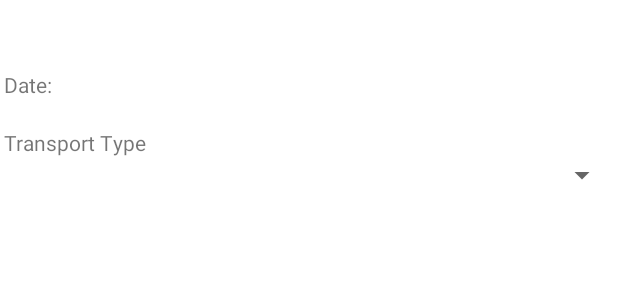
After one commit to dawangk/B07-Planetze, an Android app: the layout fragment_transport_entry.xml on its own in the app's theme, with its tools: preview values and no code run, on a phone screen of 412 x 824 dp. The commit adds this screen. Shown: the top 300 px of the screen. Run offline under Robolectric (Android 15) with nearby library versions, the phone set to English and light mode, and no system bars.

Commit message:
Feature: Added input fields for transport entries

```diff
--- a/app/src/main/res/layout/activity_main.xml
+++ b/app/src/main/res/layout/activity_main.xml
@@ -8,7 +8,7 @@
     tools:context=".MainActivity">
 
     <FrameLayout
-        android:id="@+id/flFragment"
+        android:id="@+id/fragment_container"
         android:layout_width="match_parent"
         android:layout_height="0dp"
         app:layout_constraintBottom_toTopOf="@+id/bottomNavigationView"
--- /dev/null
+++ b/app/src/main/res/layout/fragment_transport_entry.xml
@@ -0,0 +1,125 @@
+<?xml version="1.0" encoding="utf-8"?>
+<androidx.constraintlayout.widget.ConstraintLayout xmlns:android="http://schemas.android.com/apk/res/android"
+    xmlns:app="http://schemas.android.com/apk/res-auto"
+    xmlns:tools="http://schemas.android.com/tools"
+    android:layout_width="match_parent"
+    android:layout_height="match_parent">
+
+    <LinearLayout
+        android:layout_width="409dp"
+        android:layout_height="729dp"
+        android:layout_marginStart="2dp"
+        android:layout_marginBottom="2dp"
+        android:orientation="vertical"
+        app:layout_constraintBottom_toBottomOf="parent"
+        app:layout_constraintEnd_toEndOf="parent"
+        app:layout_constraintStart_toStartOf="parent"
+        app:layout_constraintTop_toTopOf="parent">
+
+        <TextView
+            android:id="@+id/textView5"
+            android:layout_width="match_parent"
+            android:layout_height="wrap_content"
+            android:text="Date:" />
+
+        <TextView
+            android:id="@+id/TransportEntry_Date"
+            android:layout_width="match_parent"
+            android:layout_height="wrap_content" />
+
+        <TextView
+            android:id="@+id/textView6"
+            android:layout_width="match_parent"
+            android:layout_height="wrap_content"
+            android:text="Transport Type" />
+
+        <Spinner
+            android:id="@+id/TransportEntry_TransportType"
+            android:layout_width="match_parent"
+            android:layout_height="wrap_content"
+            android:spinnerMode="dropdown" />
+
+        <LinearLayout
+            android:id="@+id/TransportEntry_CarOption"
+            android:layout_width="match_parent"
+            android:layout_height="121dp"
+            android:orientation="vertical"
+            android:visibility="gone">
+
+            <TextView
+                android:id="@+id/textView7"
+                android:layout_width="match_parent"
+                android:layout_height="wrap_content"
+                android:text="Distance Driven" />
+
+            <EditText
+                android:id="@+id/editTextNumber2"
+                android:layout_width="match_parent"
+                android:layout_height="wrap_content"
+                android:ems="10"
+                android:inputType="number" />
+
+            <TextView
+                android:id="@+id/textView8"
+                android:layout_width="match_parent"
+                android:layout_height="wrap_content"
+                android:text="Car Type" />
+
+            <Spinner
+                android:id="@+id/spinner2"
+                android:layout_width="match_parent"
+                android:layout_height="wrap_content" />
+        </LinearLayout>
+
+        <LinearLayout
+            android:id="@+id/TransportEntry_PublicOption"
+            android:layout_width="match_parent"
+            android:layout_height="83dp"
+            android:orientation="vertical"
+            android:visibility="gone">
+
+            <TextView
+                android:id="@+id/textView10"
+                android:layout_width="match_parent"
+                android:layout_height="wrap_content"
+                android:text="Time on Public Transport" />
+
+            <EditText
+                android:id="@+id/editTextNumber"
+                android:layout_width="match_parent"
+                android:layout_height="wrap_content"
+                android:ems="10"
+                android:inputType="number" />
+
+        </LinearLayout>
+
+        <LinearLayout
+            android:id="@+id/TransportEntry_FlightOption"
+            android:layout_width="match_parent"
+            android:layout_height="84dp"
+            android:orientation="vertical"
+            android:visibility="gone">
+
+            <TextView
+                android:id="@+id/textView11"
+                android:layout_width="match_parent"
+                android:layout_height="wrap_content"
+                android:text="Number of flights:" />
+
+            <EditText
+                android:id="@+id/editTextNumber3"
+                android:layout_width="match_parent"
+                android:layout_height="wrap_content"
+                android:ems="10"
+                android:inputType="number" />
+        </LinearLayout>
+
+        <Button
+            android:id="@+id/TransportEntry_SubmitButton"
+            android:layout_width="match_parent"
+            android:layout_height="wrap_content"
+            android:text="Button"
+            android:visibility="gone" />
+
+    </LinearLayout>
+</androidx.constraintlayout.widget.ConstraintLayout>
```
Also changed, not shown: app/src/main/java/com/example/b07projectfall2024/HomeActivity.java (+14 -9 lines), app/src/main/java/com/example/b07projectfall2024/NavigationBar/EntryInputs/EntryNavigatorPage.java (added, +42 -0 lines), app/src/main/java/com/example/b07projectfall2024/NavigationBar/EntryInputs/TransportEntryPage.java (added, +122 -0 lines), app/src/main/java/com/example/b07projectfall2024/NavigationBar/NewEntryFragment.java (deleted, +0 -26 lines), app/src/main/res/layout/fragment_entry_navigator.xml (added, +34 -0 lines).
